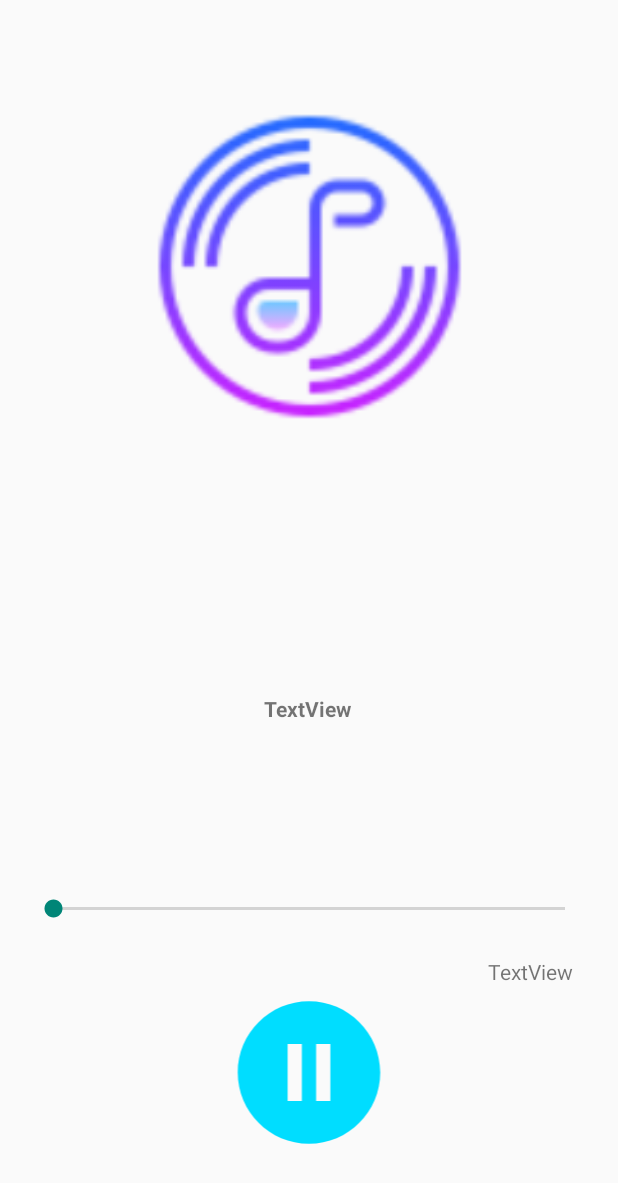
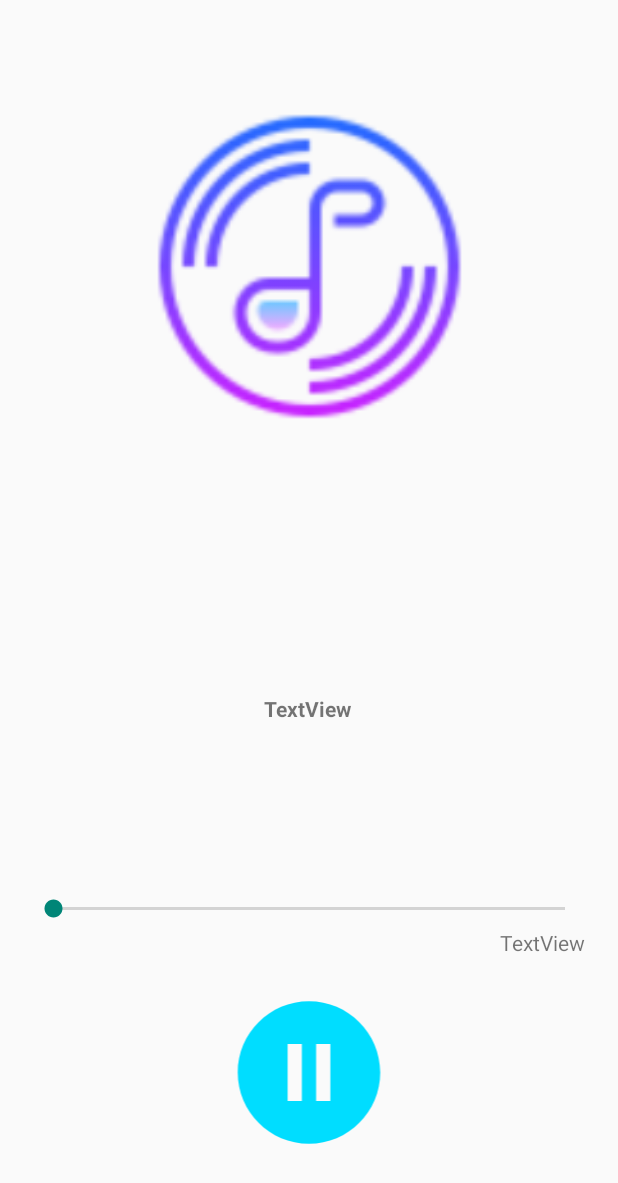
Before and after one commit to Siddiq2772/MediaApp, an Android app: the layout activity_audio_player.xml on its own in the app's theme, with its tools: preview values and no code run, on a phone screen of 412 x 824 dp. Shown: the top 1183 px of the screen. Run offline under Robolectric (Android 15) with nearby library versions, the light colour scheme and no system bars.

Commit message:
bug fixed

```diff
--- a/app/src/main/java/com/example/media/video.java
+++ b/app/src/main/java/com/example/media/video.java
@@ -4,12 +4,14 @@ package com.example.media;
 
 
 import android.content.Intent;
+import android.content.IntentFilter;
 import android.media.MediaPlayer;
 import android.net.Uri;
 import android.os.Bundle;
 import android.widget.VideoView;
 import android.widget.MediaController;
 
+import androidx.activity.EdgeToEdge;
 import androidx.appcompat.app.AppCompatActivity;
 import androidx.core.graphics.Insets;
 import androidx.core.view.ViewCompat;
@@ -25,6 +27,7 @@ public class video extends AppCompatActivity {
     @Override
     protected void onCreate(Bundle savedInstanceState) {
         super.onCreate(savedInstanceState);
+        EdgeToEdge.enable(this);
         setContentView(R.layout.activity_video);
         ViewCompat.setOnApplyWindowInsetsListener(findViewById(R.id.main), (v, insets) -> {
             Insets systemBars = insets.getInsets(WindowInsetsCompat.Type.systemBars());
@@ -56,6 +59,7 @@ public class video extends AppCompatActivity {
             }
         });
 
+
     }
     public void onBackPressed() {
         videoView.stopPlayback();
--- a/app/src/main/res/layout/activity_audio_player.xml
+++ b/app/src/main/res/layout/activity_audio_player.xml
@@ -49,7 +49,7 @@
         android:layout_width="wrap_content"
         android:layout_height="wrap_content"
         android:layout_marginStart="20dp"
-        android:layout_marginTop="16dp"
+        android:layout_marginTop="4dp"
         app:layout_constraintStart_toStartOf="parent"
         app:layout_constraintTop_toBottomOf="@+id/seekBar2" />
 
@@ -57,8 +57,8 @@
         android:id="@+id/time"
         android:layout_width="wrap_content"
         android:layout_height="wrap_content"
-        android:layout_marginTop="23dp"
-        android:layout_marginEnd="20dp"
+        android:layout_marginTop="4dp"
+        android:layout_marginEnd="12dp"
         android:text="TextView"
         app:layout_constraintEnd_toEndOf="parent"
         app:layout_constraintTop_toBottomOf="@+id/seekBar2" />
```
Also changed, not shown: app/src/main/java/com/example/media/AudioPlayer.java (+8 -2 lines).
